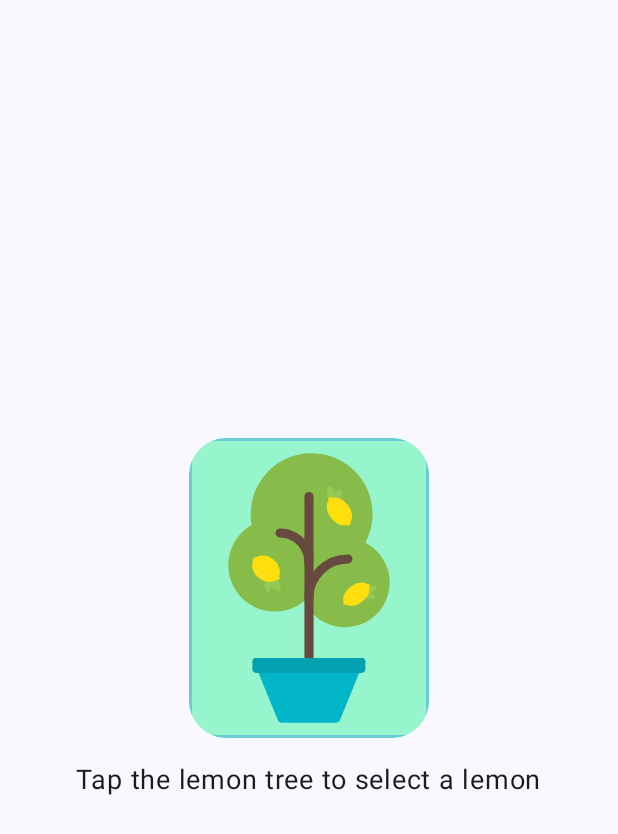
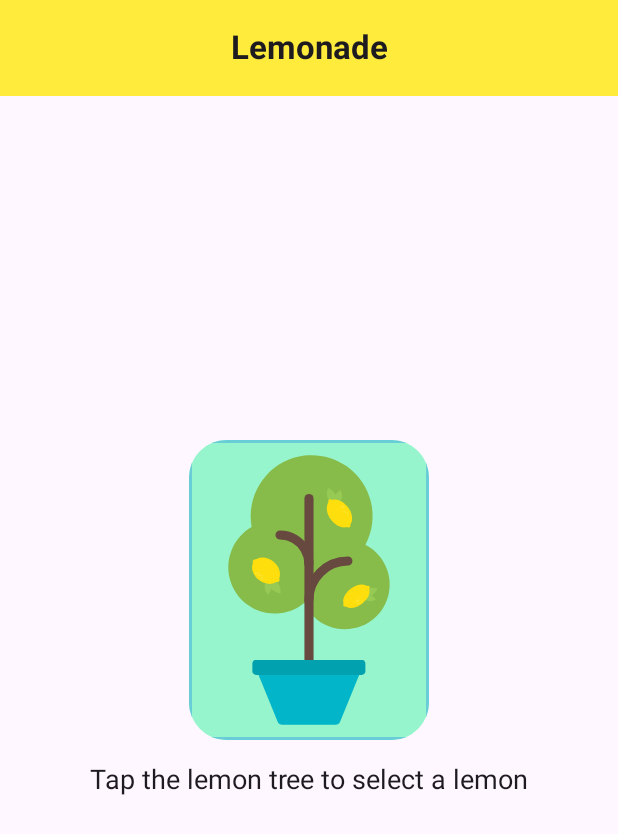
Before and after one commit to salvadorgarrogomez/AB_AndroidCompose, an Android app built with Jetpack Compose: the screen it shows after launch (MainActivity), on a phone screen of 412 x 824 dp. Shown: the top 834 px of the screen. Run offline under Robolectric (Android 15) with nearby library versions, the phone set to English and light mode, and no system bars.

Commit message:
Toolbar Lemonade

```diff
--- a/Unidad 2/Ruta2_Clicks Lemonade/app/src/main/java/com/example/lemonade/MainActivity.kt
+++ b/Unidad 2/Ruta2_Clicks Lemonade/app/src/main/java/com/example/lemonade/MainActivity.kt
@@ -1,25 +1,30 @@
 package com.example.lemonade
 
+import android.annotation.SuppressLint
 import android.os.Bundle
 import androidx.activity.ComponentActivity
 import androidx.activity.compose.setContent
-import androidx.compose.foundation.BorderStroke
 import androidx.compose.foundation.Image
 import androidx.compose.foundation.background
 import androidx.compose.foundation.border
 import androidx.compose.foundation.clickable
 import androidx.compose.foundation.layout.Arrangement
 import androidx.compose.foundation.layout.Column
+import androidx.compose.foundation.layout.Row
 import androidx.compose.foundation.layout.Spacer
 import androidx.compose.foundation.layout.fillMaxSize
+import androidx.compose.foundation.layout.fillMaxWidth
 import androidx.compose.foundation.layout.height
-import androidx.compose.foundation.layout.size
+import androidx.compose.foundation.layout.padding
 import androidx.compose.foundation.layout.wrapContentSize
 import androidx.compose.foundation.shape.RoundedCornerShape
-import androidx.compose.material3.Button
+import androidx.compose.material3.ExperimentalMaterial3Api
 import androidx.compose.material3.MaterialTheme
+import androidx.compose.material3.Scaffold
 import androidx.compose.material3.Surface
 import androidx.compose.material3.Text
+import androidx.compose.material3.TopAppBar
+import androidx.compose.material3.TopAppBarDefaults.topAppBarColors
 import androidx.compose.runtime.Composable
 import androidx.compose.runtime.getValue
 import androidx.compose.runtime.mutableStateOf
@@ -29,8 +34,11 @@ import androidx.compose.ui.Alignment
 import androidx.compose.ui.Modifier
 import androidx.compose.ui.draw.clip
 import androidx.compose.ui.graphics.Color
+import androidx.compose.ui.res.colorResource
 import androidx.compose.ui.res.painterResource
 import androidx.compose.ui.res.stringResource
+import androidx.compose.ui.text.font.FontWeight
+import androidx.compose.ui.text.style.TextAlign
 import androidx.compose.ui.tooling.preview.Preview
 import androidx.compose.ui.unit.dp
 import androidx.compose.ui.unit.sp
@@ -40,25 +48,47 @@ class MainActivity : ComponentActivity() {
     override fun onCreate(savedInstanceState: Bundle?) {
         super.onCreate(savedInstanceState)
         setContent {
-            LemonadeTheme {
-                // A surface container using the 'background' color from the theme
-                Surface(
-                    modifier = Modifier.fillMaxSize(),
-                    color = MaterialTheme.colorScheme.background
-                ) {
-                    lemonadeProcess()
-                }
-            }
+            ViewContainer()
         }
     }
 }
 
+@SuppressLint("UnusedMaterial3ScaffoldPaddingParameter")
 @Composable
-fun lemonadeProcess(modifier: Modifier = Modifier
-    .fillMaxSize()
-    .wrapContentSize(Alignment.Center)){
+fun ViewContainer() {
+    Scaffold (
+        topBar = { Toolbar() },
+        content = { Lemonade() }
+    )
+}
+
+@OptIn(ExperimentalMaterial3Api::class)
+@Composable
+fun Toolbar() {
+    TopAppBar(
+        colors = topAppBarColors(
+            containerColor = colorResource(R.color.yellow)
+        ),
+        title = {
+            Row (
+                horizontalArrangement = Arrangement.Center,
+                modifier = Modifier
+                    .fillMaxWidth()
+                    .padding(end = 15.dp)
+            ){
+                Text(
+                    text = "Lemonade",
+                    textAlign = TextAlign.Center,
+                    fontWeight = FontWeight.Bold
+                )
+            }
+        }
+    )
+}
+
+@Composable
+fun Lemonade(){
     var changeImage by remember {mutableStateOf(1)}
-
     var clickCount by remember { mutableStateOf(0) }
     val requiredClicks = remember { (2..4).random() }
 
@@ -165,11 +195,12 @@ fun lemonadeProcess(modifier: Modifier = Modifier
     }
 }
 
+@ExperimentalMaterial3Api
 @Preview(showBackground = true,
     showSystemUi = true)
 @Composable
 fun GreetingPreview() {
     LemonadeTheme {
-        lemonadeProcess()
+        ViewContainer()
     }
 }
--- a/Unidad 2/Ruta2_Clicks Lemonade/app/src/main/res/values/colors.xml
+++ b/Unidad 2/Ruta2_Clicks Lemonade/app/src/main/res/values/colors.xml
@@ -7,4 +7,5 @@
     <color name="teal_700">#FF018786</color>
     <color name="black">#FF000000</color>
     <color name="white">#FFFFFFFF</color>
+    <color name="yellow">#FFEB3B</color>
 </resources>
```
